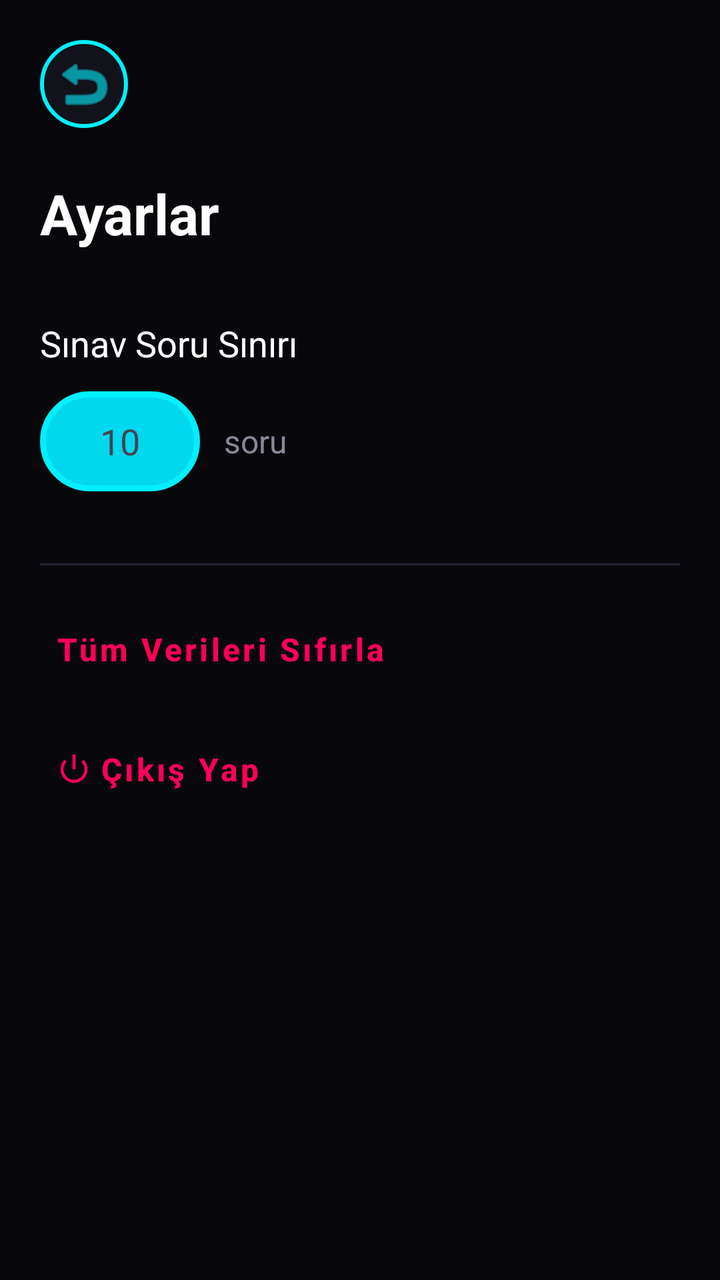
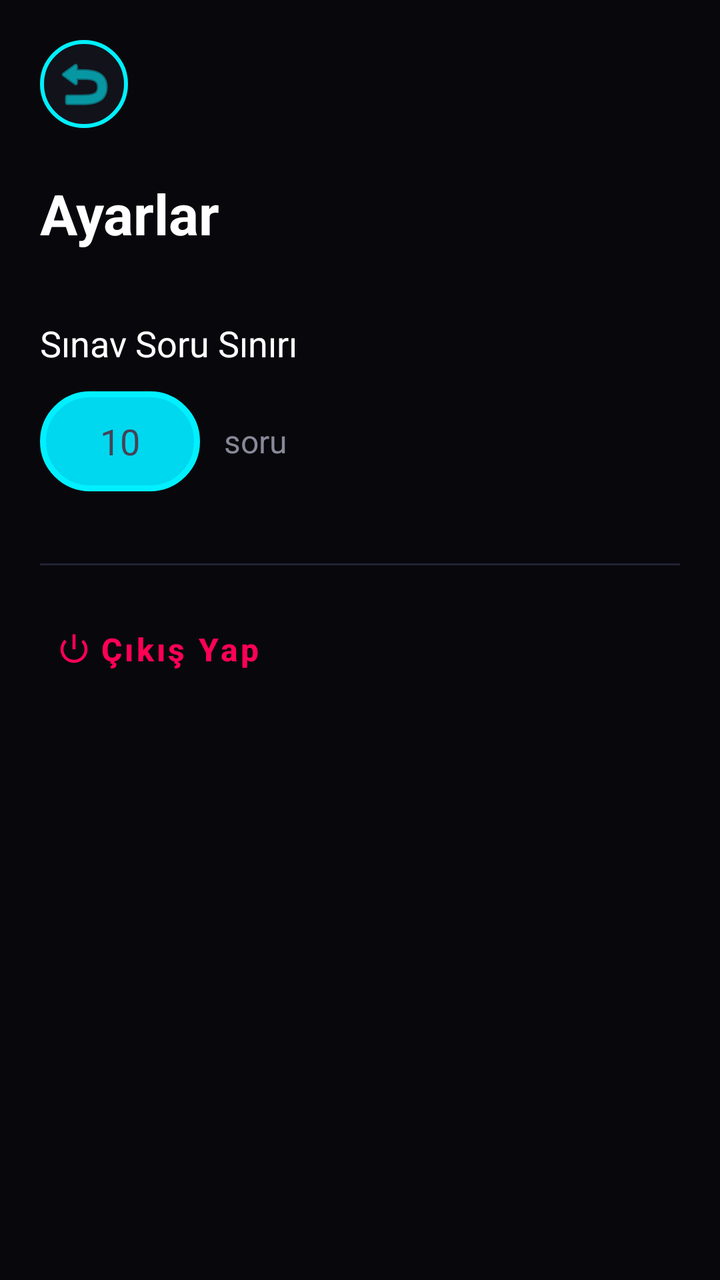

Two renders of the same Android screen: before a commit and after it. Below are the layout's source before the change and the commit's diff.
<!-- AndroidManifest.xml: application theme Theme._6Times -->
<!-- res/layout/activity_settings.xml -->
<?xml version="1.0" encoding="utf-8"?>
<LinearLayout xmlns:android="http://schemas.android.com/apk/res/android"
    xmlns:app="http://schemas.android.com/apk/res-auto"
    android:layout_width="match_parent"
    android:layout_height="match_parent"
    android:background="#08080C"
    android:orientation="vertical"
    android:padding="20dp">

    <ImageButton
        android:id="@+id/btnBack"
        android:layout_width="44dp"
        android:layout_height="44dp"
        android:layout_marginBottom="24dp"
        android:background="@drawable/bg_neon_back"
        android:src="@android:drawable/ic_menu_revert"
        android:contentDescription="Geri Dön"
        app:tint="#00F0FF" />

    <TextView
        android:layout_width="wrap_content"
        android:layout_height="wrap_content"
        android:layout_marginBottom="24dp"
        android:text="Ayarlar"
        android:textColor="#FFFFFF"
        android:textSize="28sp"
        android:textStyle="bold" />

    <TextView
        android:layout_width="wrap_content"
        android:layout_height="wrap_content"
        android:layout_marginTop="10dp"
        android:layout_marginBottom="12dp"
        android:text="Sınav Soru Sınırı"
        android:textColor="#FFFFFF"
        android:textSize="18sp" />

    <LinearLayout
        android:layout_width="match_parent"
        android:layout_height="wrap_content"
        android:orientation="horizontal"
        android:layout_marginBottom="24dp"
        android:gravity="center_vertical">

        <EditText
            android:id="@+id/etExamQuestionLimit"
            android:layout_width="80dp"
            android:layout_height="50dp"
            android:background="@drawable/bg_neon_button"
            android:gravity="center"
            android:hint="10"
            android:inputType="number"
            android:textColor="#FFFFFF"
            android:textColorHint="#444455"
            android:padding="4dp" />

        <TextView
            android:layout_width="wrap_content"
            android:layout_height="wrap_content"
            android:layout_marginStart="12dp"
            android:text="soru"
            android:textColor="#888899"
            android:textSize="16sp" />
    </LinearLayout>

    <View
        android:layout_width="match_parent"
        android:layout_height="1dp"
        android:layout_marginVertical="12dp"
        android:background="#222233" />

    <com.google.android.material.button.MaterialButton
        android:id="@+id/btnClearData"
        style="@style/Widget.MaterialComponents.Button.TextButton"
        android:layout_width="match_parent"
        android:layout_height="60dp"
        android:gravity="start|center_vertical"
        android:text="Tüm Verileri Sıfırla"
        android:textAllCaps="false"
        android:textColor="#FF0055"
        android:textSize="16sp"
        android:textStyle="bold"
        app:rippleColor="#22FF0055" />

    <com.google.android.material.button.MaterialButton
        android:id="@+id/btnLogout"
        style="@style/Widget.MaterialComponents.Button.TextButton"
        android:layout_width="match_parent"
        android:layout_height="60dp"
        android:gravity="start|center_vertical"
        android:text="Çıkış Yap"
        android:textAllCaps="false"
        android:textColor="#FF0055"
        android:textSize="16sp"
        android:textStyle="bold"
        app:icon="@android:drawable/ic_lock_power_off"
        app:iconTint="#FF0055"
        app:rippleColor="#22FF0055" />

</LinearLayout>
<!-- resources referenced by this layout -->
<resources>
  <!-- drawable bg_neon_back (drawable) -->
  <?xml version="1.0" encoding="utf-8"?>
  <shape xmlns:android="http://schemas.android.com/apk/res/android">
      <solid android:color="#12121A" />
      <stroke
          android:width="2dp"
          android:color="#00F0FF" />
      <corners android:radius="100dp" />
  </shape>
  <!-- drawable bg_neon_button (drawable) -->
  <?xml version="1.0" encoding="utf-8"?>
  <shape xmlns:android="http://schemas.android.com/apk/res/android">
      <solid android:color="#00D8F0" />
  
      <stroke
          android:width="3dp"
          android:color="#00F0FF" />
  
      <corners android:radius="25dp" />
  </shape>
  <style name="Theme._6Times" parent="Base.Theme._6Times" />
  <style name="Base.Theme._6Times" parent="Theme.Material3.DayNight.NoActionBar">
          <item name="colorPrimary">#00F0FF</item>
          <item name="colorSecondary">#FF007A</item>
          <item name="android:windowBackground">#08080C</item>
  
          <item name="android:statusBarColor">#08080C</item>
          <item name="android:windowLightStatusBar">false</item>
      </style>
</resources>

<!-- the commit's change to res/layout/activity_settings.xml (unified diff, before → after) -->
@@ -7,6 +7,7 @@
     android:orientation="vertical"
     android:padding="20dp">
 
+    
     <ImageButton
         android:id="@+id/btnBack"
         android:layout_width="44dp"
@@ -26,6 +27,7 @@
         android:textSize="28sp"
         android:textStyle="bold" />
 
+    
     <TextView
         android:layout_width="wrap_content"
         android:layout_height="wrap_content"
@@ -63,25 +65,14 @@
             android:textSize="16sp" />
     </LinearLayout>
 
+    
     <View
         android:layout_width="match_parent"
         android:layout_height="1dp"
         android:layout_marginVertical="12dp"
         android:background="#222233" />
 
-    <com.google.android.material.button.MaterialButton
-        android:id="@+id/btnClearData"
-        style="@style/Widget.MaterialComponents.Button.TextButton"
-        android:layout_width="match_parent"
-        android:layout_height="60dp"
-        android:gravity="start|center_vertical"
-        android:text="Tüm Verileri Sıfırla"
-        android:textAllCaps="false"
-        android:textColor="#FF0055"
-        android:textSize="16sp"
-        android:textStyle="bold"
-        app:rippleColor="#22FF0055" />
-
+    
     <com.google.android.material.button.MaterialButton
         android:id="@+id/btnLogout"
         style="@style/Widget.MaterialComponents.Button.TextButton"
<!-- resource entries referenced after the edit -->
@@ -3,31 +3,39 @@
   <!-- drawable bg_neon_back (drawable) -->
   <?xml version="1.0" encoding="utf-8"?>
   <shape xmlns:android="http://schemas.android.com/apk/res/android">
+      
       <solid android:color="#12121A" />
+      
       <stroke
           android:width="2dp"
           android:color="#00F0FF" />
+      
       <corners android:radius="100dp" />
   </shape>
   <!-- drawable bg_neon_button (drawable) -->
   <?xml version="1.0" encoding="utf-8"?>
   <shape xmlns:android="http://schemas.android.com/apk/res/android">
+      
       <solid android:color="#00D8F0" />
   
+      
       <stroke
           android:width="3dp"
           android:color="#00F0FF" />
   
+      
       <corners android:radius="25dp" />
   </shape>
   <style name="Theme._6Times" parent="Base.Theme._6Times" />
   <style name="Base.Theme._6Times" parent="Theme.Material3.DayNight.NoActionBar">
-          <item name="colorPrimary">#00F0FF</item>
-          <item name="colorSecondary">#FF007A</item>
-          <item name="android:windowBackground">#08080C</item>
+          
+          <item name="colorPrimary">#00F0FF</item> 
+          <item name="colorSecondary">#FF007A</item> 
+          <item name="android:windowBackground">#08080C</item> 
   
-          <item name="android:statusBarColor">#08080C</item>
-          <item name="android:windowLightStatusBar">false</item>
+          
+          <item name="android:statusBarColor">#08080C</item> 
+          <item name="android:windowLightStatusBar">false</item> 
       </style>
 </resources>
 
